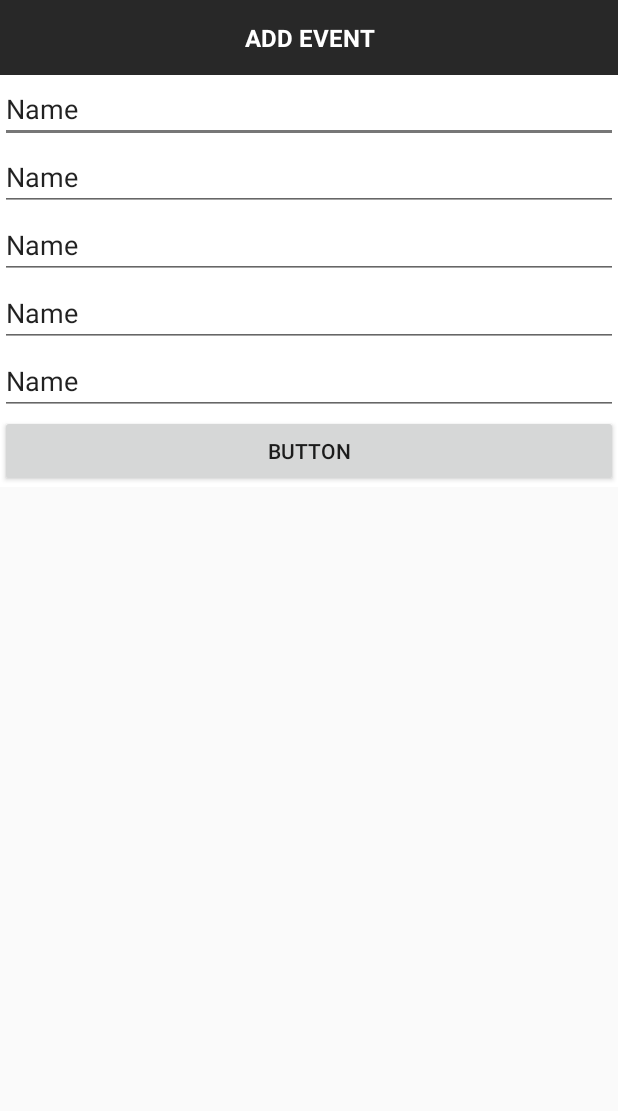
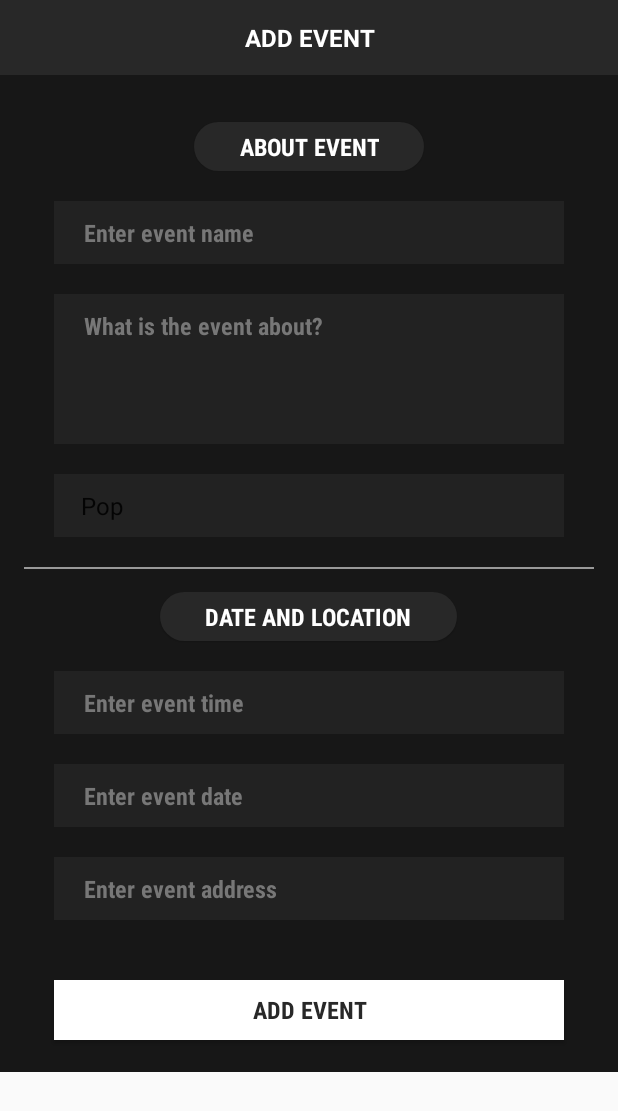
Before and after one commit to MiguelAAe/CS2001-group10-lab1, an Android app: the AddEventActivity screen opened directly, with no data from a screen before it, on a phone screen of 412 x 824 dp. Shown: the top 1111 px of the screen. Run offline under Robolectric (Android 15) with nearby library versions, the phone set to English and light mode, and no system bars; our stand-ins replace Firebase (no records; nobody signed in at launch, a user with empty details on screens opened directly).

Commit message:
made add event activity more user friendly, plus added bit more validation

```diff
--- a/MusicAppp/app/src/main/java/com/example/michael/musicapp/AddEventActivity.java
+++ b/MusicAppp/app/src/main/java/com/example/michael/musicapp/AddEventActivity.java
@@ -3,9 +3,11 @@ package com.example.michael.musicapp;
 import android.os.Bundle;
 import android.support.v7.app.AppCompatActivity;
 import android.text.Editable;
+import android.text.TextUtils;
 import android.view.View;
 import android.widget.Button;
 import android.widget.EditText;
+import android.widget.Spinner;
 import android.widget.Toast;
 
 import com.google.firebase.database.DatabaseReference;
@@ -21,7 +23,8 @@ public class AddEventActivity extends AppCompatActivity{
     EditText add_event_address;
     EditText add_event_time;
     EditText add_event_date;
-    EditText add_event_genre;
+    EditText add_event_about;
+    Spinner add_event_genre;
     Button add_button;
 
     DatabaseReference databaseEvents;
@@ -37,7 +40,8 @@ public class AddEventActivity extends AppCompatActivity{
         add_event_address = (EditText) findViewById(R.id.add_event_address);
         add_event_time = (EditText) findViewById(R.id.add_event_time);
         add_event_date = (EditText) findViewById(R.id.add_event_date);
-        add_event_genre = (EditText) findViewById(R.id.add_event_genre);
+        add_event_about = (EditText) findViewById(R.id.add_about_event);
+        add_event_genre = (Spinner) findViewById(R.id.add_event_genre);
         add_button = (Button) findViewById(R.id.addevent);
 
 
@@ -54,13 +58,21 @@ public class AddEventActivity extends AppCompatActivity{
         String address = add_event_address.getText().toString().trim();
         String time = add_event_time.getText().toString().trim();
         String date = add_event_date.getText().toString().trim();
-        String genre = add_event_genre.getText().toString().trim();
+        String about = add_event_about.getText().toString().trim();
+        String genre = add_event_genre.getSelectedItem().toString();
 
-        String id = databaseEvents.push().getKey();
-        Event event = new Event (id, name, address, time, date, genre);
 
-        databaseEvents.child(id).setValue(event);
+        if (TextUtils.isEmpty(name) || TextUtils.isEmpty(address) || TextUtils.isEmpty(time) || TextUtils.isEmpty(date) || TextUtils.isEmpty(about) || TextUtils.isEmpty(genre)) {
+            Toast.makeText(this, "Make Sure All is filled", Toast.LENGTH_SHORT).show();
 
-        Toast.makeText(this, "Event is Added", Toast.LENGTH_SHORT).show();
+        }
+        else{
+            String id = databaseEvents.push().getKey();
+            Event event = new Event(id, name, address, time, date, about, genre);
+
+            databaseEvents.child(id).setValue(event);
+
+            Toast.makeText(this, "Event is Added", Toast.LENGTH_SHORT).show();
+        }
     }
 }
--- a/MusicAppp/app/src/main/java/com/example/michael/musicapp/Event.java
+++ b/MusicAppp/app/src/main/java/com/example/michael/musicapp/Event.java
@@ -11,18 +11,20 @@ public class Event {
     String eventAddress;
     String eventGenre;
     String eventDate;
+    String eventAbout;
     String eventTime;
 
     public Event(){
 
     }
 
-    public Event(String eventID, String eventName, String eventAddress, String eventGenre, String eventDate, String eventTime) {
+    public Event(String eventID, String eventName, String eventAddress, String eventTime, String eventDate, String eventAbout, String eventGenre) {
         this.eventID = eventID;
         this.eventName = eventName;
         this.eventAddress = eventAddress;
         this.eventGenre = eventGenre;
         this.eventDate = eventDate;
+        this.eventAbout = eventAbout;
         this.eventTime = eventTime;
     }
 
@@ -49,4 +51,8 @@ public class Event {
     public String getEventTime() {
         return eventTime;
     }
+
+    public String getEventAbout() {
+        return eventAbout;
+    }
 }
--- a/MusicAppp/app/src/main/java/com/example/michael/musicapp/EventList.java
+++ b/MusicAppp/app/src/main/java/com/example/michael/musicapp/EventList.java
@@ -41,6 +41,7 @@ public class EventList extends ArrayAdapter<Event> {
         TextView event_genre = (TextView) v.findViewById(R.id.Event_Genre);
         TextView event_date = (TextView) v.findViewById(R.id.Event_Date);
 
+
         Event event = eventlist.get(position);
 
 
--- a/MusicAppp/app/src/main/res/layout/activity_addevent.xml
+++ b/MusicAppp/app/src/main/res/layout/activity_addevent.xml
@@ -4,6 +4,8 @@
     xmlns:tools="http://schemas.android.com/tools"
     android:layout_width="match_parent"
     android:layout_height="match_parent"
+    android:descendantFocusability="beforeDescendants"
+    android:focusableInTouchMode="true"
     tools:context="com.example.michael.musicapp.MainActivity">
 
     <RelativeLayout
@@ -30,7 +32,7 @@
         android:layout_alignParentStart="true"
         android:layout_alignParentTop="true"
         android:layout_marginTop="50dp"
-        android:layout_marginBottom="50dp"
+        android:layout_marginBottom="0dp"
         android:gravity="center"
         android:orientation="vertical">
 
@@ -38,55 +40,89 @@
             android:id="@+id/main"
             android:layout_width="match_parent"
             android:layout_height="wrap_content"
-            android:background="#ffffff"
+            android:background="@color/background"
+            android:padding="16dp"
             android:orientation="vertical">
+
+            <TextView
+                style="@style/MiniHeading"
+                android:text="ABOUT EVENT"/>
+
+            <EditText
+                android:id="@+id/add_event_name"
+                style="@style/textInputStyle"
+                android:layout_width="match_parent"
+                android:layout_height="wrap_content"
+                android:ems="10"
+                android:hint="Enter event name"
+                android:inputType="textPersonName" />
+
+            <EditText
+                android:id="@+id/add_about_event"
+                style="@style/textInputStyle"
+                android:layout_width="match_parent"
+                android:layout_height="100dp"
+                android:ems="10"
+                android:hint="What is the event about?"
+                android:gravity="top"
+                android:inputType="textMultiLine"
+                android:singleLine="false" />
+
+
+            <Spinner
+                android:id="@+id/add_event_genre"
+                style="@style/textInputStyle"
+                android:layout_width="match_parent"
+                android:layout_height="match_parent"
+                android:entries="@array/genres"
+                android:padding="10dp"
+                android:popupBackground="@drawable/button_file3"></Spinner>
+
+            <LinearLayout
+                android:layout_width="match_parent"
+                android:layout_height="1dp"
+                android:layout_marginTop="20dp"
+                android:background="#999999"
+                android:orientation="horizontal"></LinearLayout>
+
+            <TextView
+                style="@style/MiniHeading"
+                android:text="DATE AND LOCATION"/>
+
+
 
 
             <EditText
-                android:id="@+id/add_event_name"
+                android:id="@+id/add_event_time"
+                style="@style/textInputStyle"
+                android:layout_width="match_parent"
+                android:layout_height="wrap_content"
+                android:inputType="time"
+                android:ems="10"
+                android:hint="Enter event time" />
+            <EditText
+                android:id="@+id/add_event_date"
+                style="@style/textInputStyle"
                 android:layout_width="match_parent"
                 android:layout_height="wrap_content"
                 android:ems="10"
-                android:inputType="textPersonName"
-                android:text="Name" />
+                android:hint="Enter event date"
+                android:inputType="date" />
 
             <EditText
-                android:id="@+id/add_event_time"
+                android:id="@+id/add_event_address"
+                style="@style/textInputStyle"
                 android:layout_width="match_parent"
                 android:layout_height="wrap_content"
                 android:ems="10"
-                android:inputType="textPersonName"
-                android:text="Name" />
+                android:hint="Enter event address"
+                android:inputType="textPersonName" />
 
-            <EditText
-                android:id="@+id/add_event_address"
-                android:layout_width="match_parent"
-                android:layout_height="wrap_content"
-                android:ems="10"
-                android:inputType="textPersonName"
-                android:text="Name" />
-
-            <EditText
-                android:id="@+id/add_event_genre"
-                android:layout_width="match_parent"
-                android:layout_height="wrap_content"
-                android:ems="10"
-                android:inputType="textPersonName"
-                android:text="Name" />
-
-            <EditText
-                android:id="@+id/add_event_date"
-                android:layout_width="match_parent"
-                android:layout_height="wrap_content"
-                android:ems="10"
-                android:inputType="textPersonName"
-                android:text="Name" />
 
             <Button
                 android:id="@+id/addevent"
-                android:layout_width="match_parent"
-                android:layout_height="wrap_content"
-                android:text="Button" />
+                style="@style/buttonStyle1"
+                android:text="Add Event" />
         </LinearLayout>
     </ScrollView>
 
--- a/MusicAppp/app/src/main/res/layout/activity_login.xml
+++ b/MusicAppp/app/src/main/res/layout/activity_login.xml
@@ -67,7 +67,6 @@
 
             <EditText
                 android:id="@+id/password"
-
                 style="@style/textInputStyle"
                 android:hint="@string/hint_password"
                 android:inputType="textPassword" />
--- a/MusicAppp/app/src/main/res/values/strings.xml
+++ b/MusicAppp/app/src/main/res/values/strings.xml
@@ -37,4 +37,16 @@
     <string name="date"></string>
     <string name="address"></string>
     <string name="genre"></string>
+
+    <array name="genres">
+        <item>Pop</item>
+        <item>Hip-Hop</item>
+        <item>RnB</item>
+        <item>Rock</item>
+        <item>Jazz</item>
+        <item>Classical</item>
+        <item>Reggae</item>
+        <item>Metal</item>
+
+    </array>
 </resources>
```
